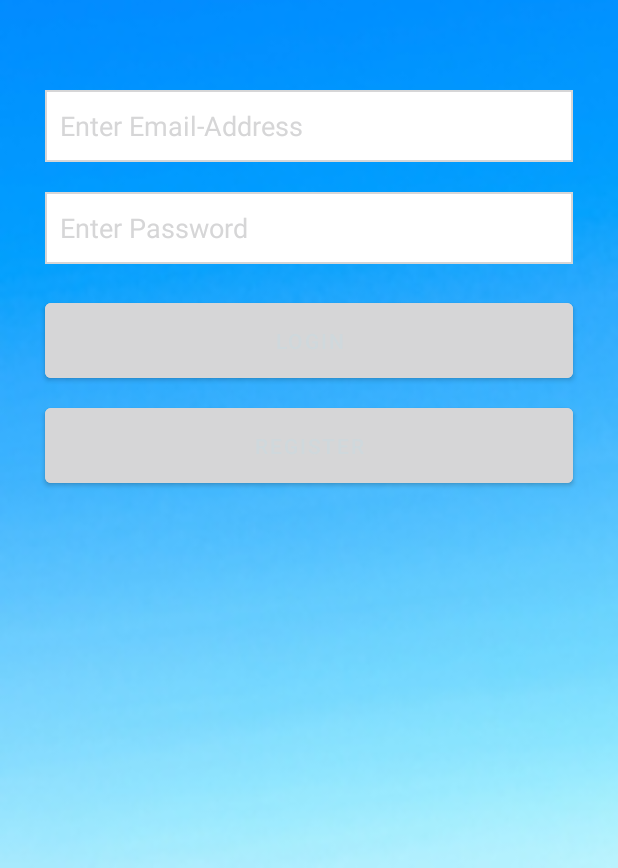
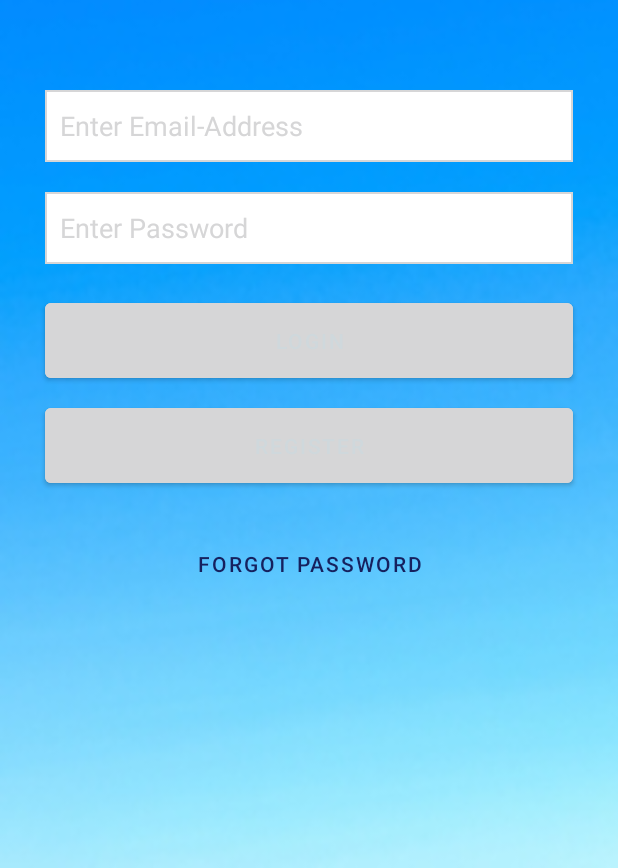
Before and after one commit to EstradaC01/InventoryManagementSystem, an Android app: the screen it shows after launch (Login), on a phone screen of 412 x 824 dp, the part 368-1236 px from its top. Run offline under Robolectric (Android 15) with nearby library versions, the phone set to English and light mode, and no system bars; our stand-ins replace Firebase (no records; nobody signed in at launch, a user with empty details on screens opened directly); Roboto replaces fonts that are not available here.

Commit message:
added ForgotPassword class and an xml file

```diff
--- a/app/src/main/java/com/example/inventorymanagementsystem/Login.java
+++ b/app/src/main/java/com/example/inventorymanagementsystem/Login.java
@@ -26,7 +26,7 @@ public class Login extends AppCompatActivity {
     private String mEmail, mPassword;
 
     // creating variables for the buttons
-    private Button btnLogin, btnRegistration;
+    private Button btnLogin, btnRegistration, btnForgotPassword;
 
     private FirebaseAuth mAuth;
 
@@ -48,6 +48,7 @@ public class Login extends AppCompatActivity {
         edtLoginPassword = findViewById(R.id.idEdtLoginPassword);
         btnLogin = findViewById(R.id.idLoginBtn);
         btnRegistration = findViewById(R.id.idRegisterBtn);
+        btnForgotPassword = findViewById(R.id.idforgotpasswordbtn);
 
         // creating on click listener to login user
         btnLogin.setOnClickListener(new View.OnClickListener() {
@@ -79,6 +80,15 @@ public class Login extends AppCompatActivity {
                 startActivity(i);
             }
         });
+
+        //creating on click listener to forgot password
+        btnForgotPassword.setOnClickListener(new View.OnClickListener() {
+            @Override
+            public void onClick(View v) {
+                Intent i = new Intent(Login.this, ForgotPassword.class);
+                startActivity(i);
+            }
+        });
     }
 
     private void signInUser(String _email, String _password) {
--- a/app/src/main/res/font/alata.xml
+++ b/app/src/main/res/font/alata.xml
@@ -2,6 +2,6 @@
 <font-family xmlns:android="http://schemas.android.com/apk/res/android"
     android:fontProviderAuthority="com.google.android.gms.fonts"
     android:fontProviderPackage="com.google.android.gms"
-    android:fontProviderQuery="Alata"
+    android:fontProviderQuery="alata"
     android:fontProviderCerts="@array/com_google_android_gms_fonts_certs">
 </font-family>
--- a/app/src/main/res/layout/activity_login.xml
+++ b/app/src/main/res/layout/activity_login.xml
@@ -35,10 +35,10 @@
             android:layout_marginEnd="32dp"
             android:fontFamily="@font/alata"
             android:text="Hyperion"
+            android:textAllCaps="true"
             android:textColor="@color/white"
             android:textSize="24sp"
             android:textStyle="bold"
-            android:textAllCaps="true"
             app:layout_constraintEnd_toEndOf="parent"
             app:layout_constraintHorizontal_bias="0.497"
             app:layout_constraintStart_toStartOf="parent"
@@ -53,10 +53,10 @@
             android:layout_marginEnd="32dp"
             android:fontFamily="@font/alata"
             android:text="Inventory Management System"
+            android:textAllCaps="true"
             android:textColor="@color/white"
             android:textSize="14sp"
             android:textStyle="bold"
-            android:textAllCaps="true"
             app:layout_constraintEnd_toEndOf="parent"
             app:layout_constraintHorizontal_bias="0.497"
             app:layout_constraintStart_toStartOf="parent"
@@ -73,12 +73,12 @@
             android:background="@drawable/edit_text_border_2"
             android:ems="10"
             android:hint="Enter Email-Address"
-            android:textColorHint="@color/colorPrimary"
             android:importantForAutofill="no"
             android:inputType="textEmailAddress"
             android:minHeight="48dp"
             android:padding="10dp"
             android:textColor="@color/colorPrimary"
+            android:textColorHint="@color/colorPrimary"
             app:layout_constraintEnd_toEndOf="parent"
             app:layout_constraintStart_toStartOf="parent"
             app:layout_constraintTop_toBottomOf="@+id/idTvSubtitle" />
@@ -93,12 +93,12 @@
             android:background="@drawable/edit_text_border_2"
             android:ems="10"
             android:hint="Enter Password"
-            android:textColorHint="@color/colorPrimary"
             android:importantForAutofill="no"
             android:inputType="textPassword"
             android:minHeight="48dp"
             android:padding="10dp"
             android:textColor="@color/colorPrimary"
+            android:textColorHint="@color/colorPrimary"
             app:layout_constraintEnd_toEndOf="parent"
             app:layout_constraintStart_toStartOf="parent"
             app:layout_constraintTop_toBottomOf="@+id/idEdtLoginEmail" />
@@ -134,6 +134,20 @@
             app:layout_constraintStart_toStartOf="parent"
             app:layout_constraintTop_toBottomOf="@+id/idLoginBtn" />
 
+        <Button
+            android:id="@+id/idforgotpasswordbtn"
+            android:layout_width="wrap_content"
+            android:layout_height="wrap_content"
+            android:layout_marginTop="24dp"
+            android:background="#00FFFFFF"
+            android:text="Forgot Password"
+            android:textColor="#16215E"
+            android:visibility="visible"
+            app:layout_constraintEnd_toEndOf="@+id/idRegisterBtn"
+            app:layout_constraintStart_toStartOf="@+id/idRegisterBtn"
+            app:layout_constraintTop_toBottomOf="@+id/idRegisterBtn"
+            tools:visibility="visible" />
+
 
     </androidx.constraintlayout.widget.ConstraintLayout>
 </ScrollView>
```
Also changed, not shown: app/src/main/java/com/example/inventorymanagementsystem/ForgotPassword.java (added, +59 -0 lines), app/src/main/java/com/example/inventorymanagementsystem/Registration.java (+16 -15 lines), app/src/main/res/layout/activity_forgot_password.xml (added, +52 -0 lines).
